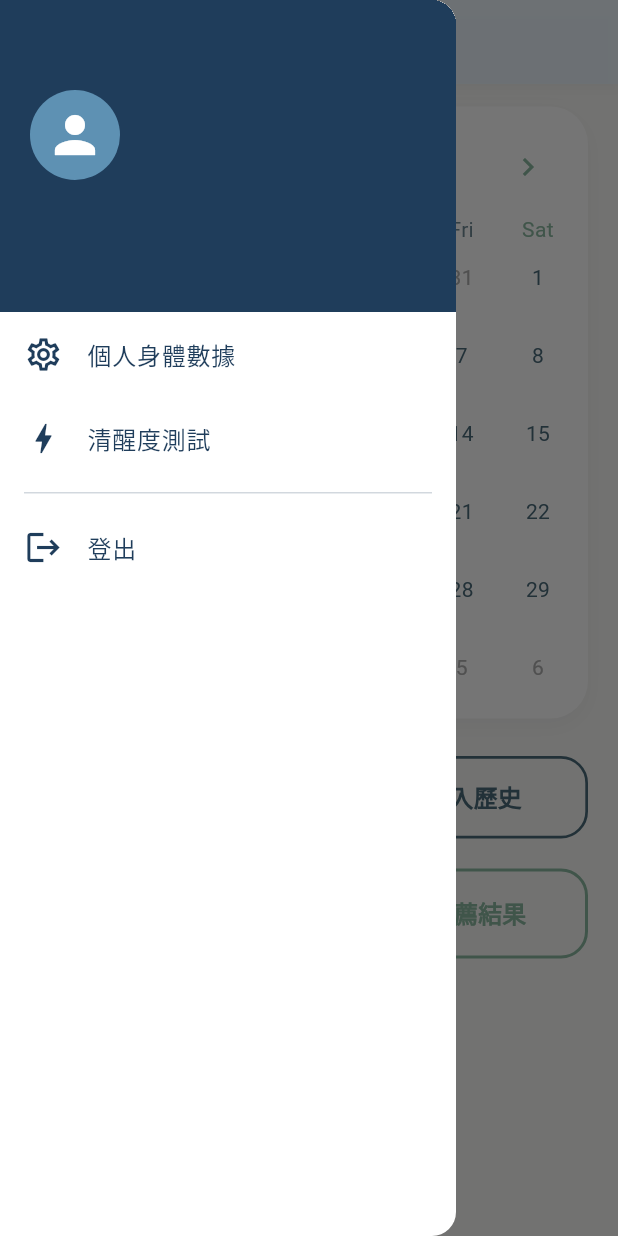
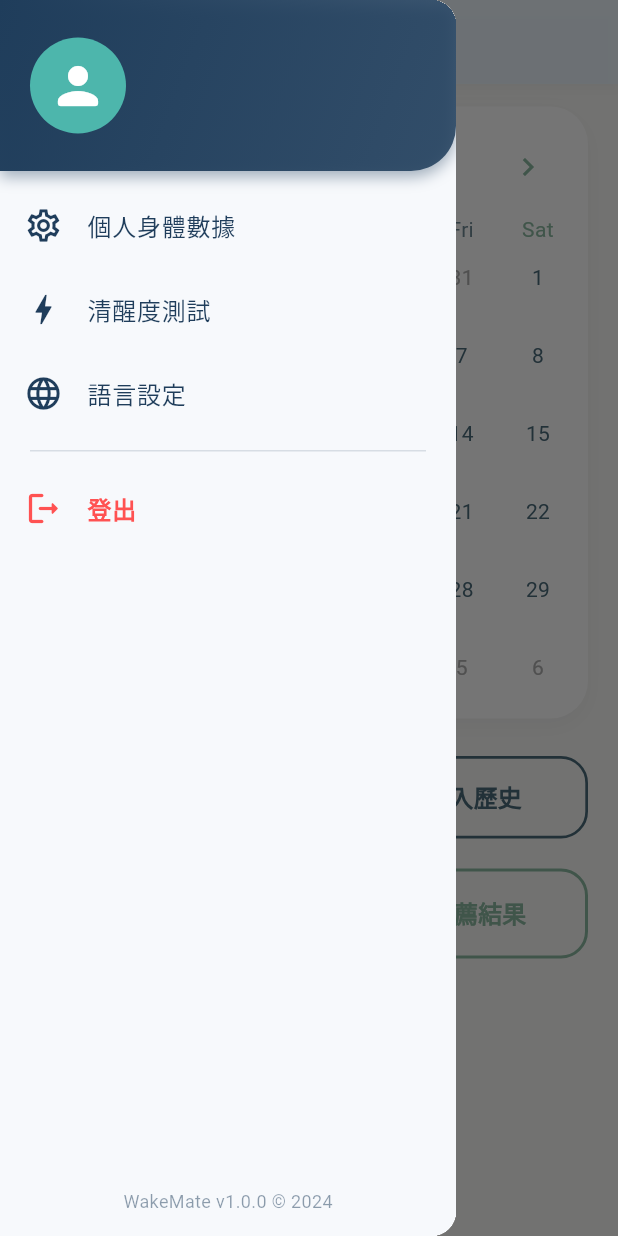
Before and after one commit to ABCDEFGHIJenny/wakemate_flutter, a Flutter app: the HomePage screen opened directly with empty values, with the side drawer open, on a phone screen of 412 x 824 dp. Run offline on Flutter 3.47's test engine with Material 3 defaults, Android fonts, the phone set to English and light mode, and no system bars; drawn by our look-alikes of table_calendar; our stand-ins replace shared_preferences; accounts and stored records are empty.

Commit message:
增加語言選擇

```diff
--- a/lib/screens/custom_drawer.dart
+++ b/lib/screens/custom_drawer.dart
@@ -2,6 +2,8 @@ import 'package:flutter/material.dart';
 import 'package:my_app/screens/LoginPage.dart';
 import 'package:my_app/screens/alertness_test.dart';
 import 'package:my_app/screens/personalSettingsPage.dart';
+import 'package:shared_preferences/shared_preferences.dart';
+import 'package:my_app/screens/LanguageSettingPage.dart';
 
 class CustomDrawer extends StatelessWidget {
   final String userId;
@@ -15,89 +17,133 @@ class CustomDrawer extends StatelessWidget {
     required this.userEmail,
   });
 
-  // 輔助函式，用於建立統一風格的列表項目
+  final Color _primaryColor = const Color(0xFF1F3D5B);
+  final Color _accentColor = const Color(0xFF4DB6AC);
+  final Color _lightColor = const Color(0xFFF7F9FC);
+
   Widget _buildDrawerItem(
     BuildContext context, {
     required IconData icon,
     required String title,
     required VoidCallback onTap,
+    bool isLogout = false,
   }) {
-    const Color primaryColor = Color(0xFF1F3D5B);
-
-    // ListTile 預設有垂直 padding，我們利用它來控制間距，不額外加 SizedBox
     return ListTile(
-      leading: Icon(icon, color: primaryColor, size: 26),
+      leading: Icon(
+        icon,
+        color: isLogout ? Colors.redAccent : _primaryColor,
+        size: 26,
+      ),
       title: Text(
         title,
-        style: const TextStyle(color: primaryColor, fontSize: 16),
+        style: TextStyle(
+          color: isLogout ? Colors.redAccent : _primaryColor,
+          fontSize: 16,
+          fontWeight: isLogout ? FontWeight.w600 : FontWeight.normal,
+        ),
       ),
       onTap: onTap,
     );
   }
 
-  // 建立分隔線，並使用 Padding 調整它與周圍項目的距離
-  Widget _buildSeparator() {
-    // 增加垂直 padding 來實現視覺上的分隔空間
-    return Padding(
-      padding: const EdgeInsets.symmetric(vertical: 8.0, horizontal: 16.0),
-      child: Divider(
-        height: 1, // 讓線條本身非常細
-        thickness: 1, // 線條厚度
-        color: const Color(0xFF1F3D5B).withOpacity(0.2), // 使用淺色分隔線
-      ),
+  Future<void> _logout(BuildContext context) async {
+    final prefs = await SharedPreferences.getInstance();
+    await prefs.clear(); // 一次清掉全部登入資訊
+
+    if (context.mounted) {
+      Navigator.pushAndRemoveUntil(
+        context,
+        MaterialPageRoute(builder: (context) => const LoginPage()),
+        (route) => false,
       );
+    }
   }
 
   @override
   Widget build(BuildContext context) {
-    // 統一的顏色定義
-    const Color primaryColor = Color(0xFF1F3D5B); // 深藍色
-    const Color accentColor = Color(0xFF5E91B3); // 較淺的藍色
-
     return Drawer(
-      child: ListView(
-        padding: EdgeInsets.zero,
+      child: SafeArea(
+        child: Container(
+          color: _lightColor,
+          child: Column(
             children: [
-          // 重新設計的 DrawerHeader
+              // Header 區塊
               Container(
-            padding: const EdgeInsets.only(top: 60, bottom: 20, left: 20),
-            decoration: const BoxDecoration(
-              color: primaryColor,
-              borderRadius: BorderRadius.only(bottomRight: Radius.circular(0)),
+                width: double.infinity,
+                padding: const EdgeInsets.symmetric(
+                  horizontal: 20,
+                  vertical: 25,
                 ),
+                decoration: BoxDecoration(
+                  gradient: LinearGradient(
+                    colors: [_primaryColor, _primaryColor.withOpacity(0.85)],
+                    begin: Alignment.topLeft,
+                    end: Alignment.bottomRight,
+                  ),
+                  borderRadius: const BorderRadius.only(
+                    bottomRight: Radius.circular(30),
+                  ),
+                  boxShadow: [
+                    BoxShadow(
+                      color: _primaryColor.withOpacity(0.4),
+                      blurRadius: 8,
+                      offset: const Offset(0, 4),
+                    ),
+                  ],
+                ),
+                child: Row(
+                  children: [
+                    CircleAvatar(
+                      backgroundColor: _accentColor,
+                      radius: 32,
+                      child: const Icon(
+                        Icons.person_rounded,
+                        size: 40,
+                        color: Colors.white,
+                      ),
+                    ),
+                    const SizedBox(width: 16),
+                    Expanded(
                       child: Column(
                         crossAxisAlignment: CrossAxisAlignment.start,
                         children: [
-                const CircleAvatar(
-                  backgroundColor: accentColor,
-                  radius: 30,
-                  child: Icon(Icons.person, size: 40, color: Colors.white),
-                ),
-                const SizedBox(height: 12),
                           Text(
                             userName,
                             style: const TextStyle(
                               color: Colors.white,
-                    fontSize: 22,
+                              fontSize: 20,
                               fontWeight: FontWeight.bold,
                             ),
+                            overflow: TextOverflow.ellipsis,
                           ),
                           const SizedBox(height: 4),
                           Text(
                             userEmail,
-                  style: const TextStyle(color: Colors.white70, fontSize: 14),
+                            style: const TextStyle(
+                              color: Colors.white70,
+                              fontSize: 13,
+                            ),
+                            overflow: TextOverflow.ellipsis,
+                          ),
+                        ],
+                      ),
                     ),
                   ],
                 ),
               ),
 
-          // 選項列表
+              // 中間內容：滾動列表
+              Expanded(
+                child: ListView(
+                  padding: EdgeInsets.zero,
+                  children: [
+                    const SizedBox(height: 8),
                     _buildDrawerItem(
                       context,
                       icon: Icons.settings_outlined,
                       title: "個人身體數據",
                       onTap: () {
-              Navigator.pop(context); // 關閉 Drawer
+                        Navigator.pop(context);
                         Navigator.push(
                           context,
                           MaterialPageRoute(
@@ -111,31 +157,66 @@ class CustomDrawer extends StatelessWidget {
                       icon: Icons.bolt_outlined,
                       title: "清醒度測試",
                       onTap: () {
-              Navigator.pop(context); // 關閉 Drawer
+                        Navigator.pop(context);
                         Navigator.push(
                           context,
                           MaterialPageRoute(
-                  builder: (context) => AlertnessTestPage(userId: userId),
+                            builder:
+                                (context) => AlertnessTestPage(userId: userId),
                           ),
                         );
                       },
                     ),
-
-          // 修正點：使用自定義的 _buildSeparator 函式控制登出區塊間距
-          _buildSeparator(),
                     _buildDrawerItem(
                       context,
-            icon: Icons.logout,
-            title: "登出",
+                      icon: Icons.language_outlined,
+                      title: "語言設定",
                       onTap: () {
-              Navigator.pushAndRemoveUntil(
+                        Navigator.pop(context);
+                        Navigator.push(
                           context,
-                MaterialPageRoute(builder: (context) => const LoginPage()),
-                (route) => false,
+                          MaterialPageRoute(
+                            builder: (context) => const LanguageSettingPage(),
+                          ),
                         );
                       },
                     ),
+                    Padding(
+                      padding: const EdgeInsets.symmetric(
+                        vertical: 10.0,
+                        horizontal: 20.0,
+                      ),
+                      child: Divider(
+                        height: 1,
+                        thickness: 1,
+                        color: _primaryColor.withOpacity(0.15),
+                      ),
+                    ),
+                    _buildDrawerItem(
+                      context,
+                      icon: Icons.logout_rounded,
+                      title: "登出",
+                      isLogout: true,
+                      onTap: () => _logout(context),
+                    ),
                   ],
+                ),
+              ),
+
+              // 底部版本資訊
+              Padding(
+                padding: const EdgeInsets.only(bottom: 15.0, top: 10.0),
+                child: Text(
+                  'WakeMate v1.0.0 © 2024',
+                  style: TextStyle(
+                    color: _primaryColor.withOpacity(0.5),
+                    fontSize: 12,
+                  ),
+                ),
+              ),
+            ],
+          ),
+        ),
       ),
     );
   }
```
Also changed, not shown: lib/screens/LanguageSettingPage.dart (added, +126 -0 lines). Lines whose indentation alone changed are shown as unchanged.
